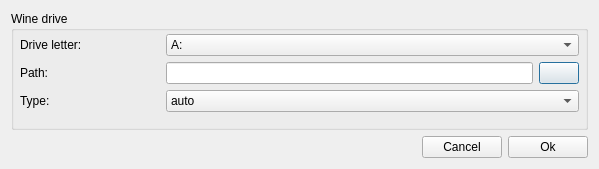
The window that src/q4wine-gui/uis/WineDriveDialog.ui (brezerk/q4wine) describes before a commit, drawn with Qt 5.
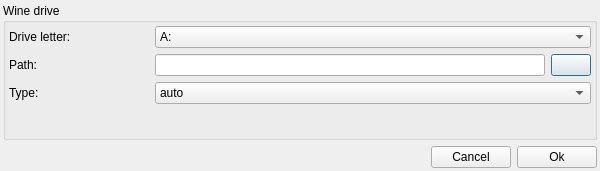
The same window after the commit.

Patch:
```diff
--- a/src/q4wine-gui/uis/WineDriveDialog.ui
+++ b/src/q4wine-gui/uis/WineDriveDialog.ui
@@ -6,14 +6,17 @@
    <rect>
     <x>0</x>
     <y>0</y>
-    <width>599</width>
-    <height>169</height>
+    <width>600</width>
+    <height>171</height>
    </rect>
   </property>
   <property name="windowTitle">
    <string>Wine drive settings</string>
   </property>
   <layout class="QVBoxLayout" name="verticalLayout_2">
+   <property name="margin">
+    <number>3</number>
+   </property>
    <item>
     <widget class="QGroupBox" name="groupBox">
      <property name="title">
@@ -23,16 +26,7 @@
       <property name="spacing">
        <number>-1</number>
       </property>
-      <property name="leftMargin">
-       <number>6</number>
-      </property>
-      <property name="topMargin">
-       <number>3</number>
-      </property>
-      <property name="rightMargin">
-       <number>6</number>
-      </property>
-      <property name="bottomMargin">
+      <property name="margin">
        <number>3</number>
       </property>
       <item>
```
